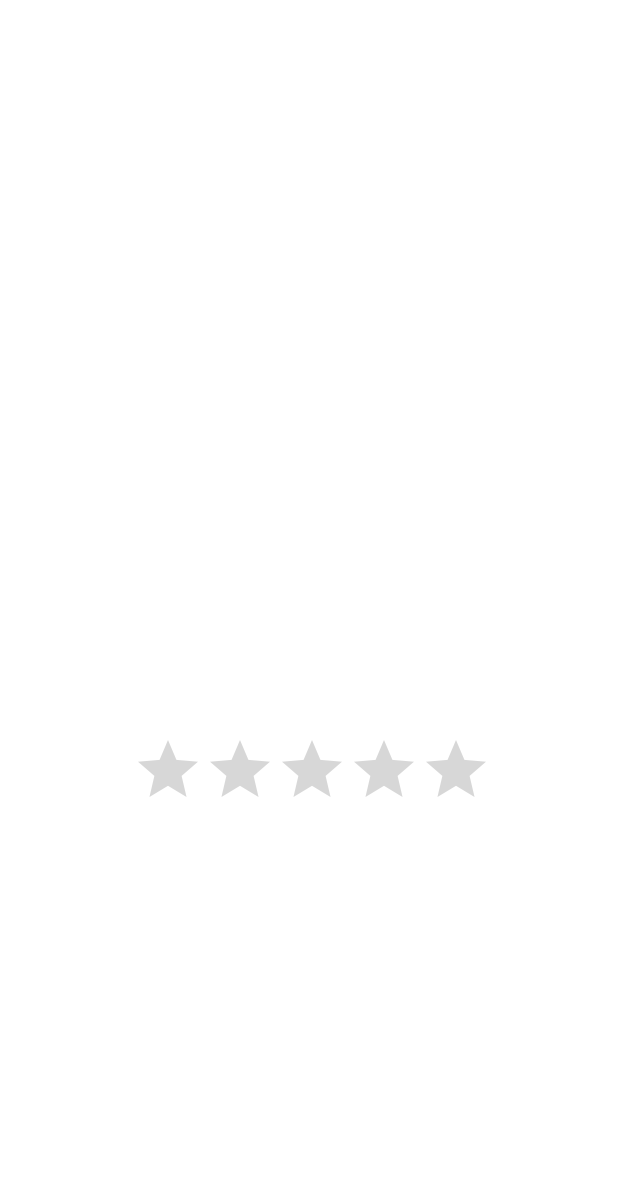
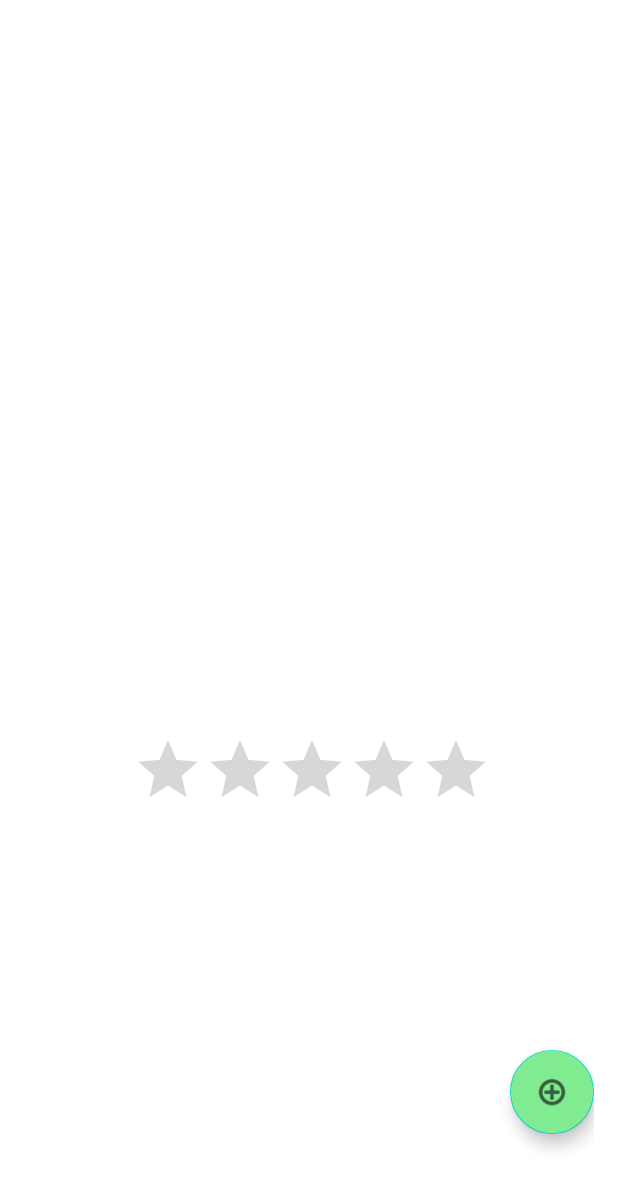
Before and after one commit to PalmaDae/AG_Project, an Android app: the layout fragment_film_info.xml on its own in the app's theme, with its tools: preview values and no code run, on a phone screen of 412 x 824 dp. Shown: the top 1189 px of the screen. Run offline under Robolectric (Android 15) with nearby library versions, the phone set to English and light mode, and no system bars.

Commit message:
Создание action button, и чутка настройки

```diff
--- a/app/src/main/java/ru/itis/myapplication/MainActivity.kt
+++ b/app/src/main/java/ru/itis/myapplication/MainActivity.kt
@@ -2,6 +2,7 @@ package ru.itis.myapplication
 
 import android.os.Bundle
 import androidx.appcompat.app.AppCompatActivity
+import ru.itis.myapplication.fragments.FeatureFilmInfoFragment
 import ru.itis.myapplication.fragments.HomeFragment
 
 class MainActivity : AppCompatActivity() {
@@ -12,7 +13,7 @@ class MainActivity : AppCompatActivity() {
 
         if (savedInstanceState == null) {
             supportFragmentManager.beginTransaction()
-                .replace(R.id.fragment_container, HomeFragment())
+                .replace(R.id.fragment_container, FeatureFilmInfoFragment())
                 .commit()
         }
     }
--- a/app/src/main/res/layout/fragment_film_info.xml
+++ b/app/src/main/res/layout/fragment_film_info.xml
@@ -1,6 +1,7 @@
 <androidx.constraintlayout.widget.ConstraintLayout
     xmlns:android="http://schemas.android.com/apk/res/android"
     xmlns:app="http://schemas.android.com/apk/res-auto"
+    xmlns:tools="http://schemas.android.com/tools"
     android:layout_width="match_parent"
     android:layout_height="match_parent"
     android:padding="16dp">
@@ -50,4 +51,21 @@
         app:layout_constraintEnd_toEndOf="parent"
         app:layout_constraintTop_toBottomOf="@id/descriptionTV" />
 
+    <com.google.android.material.floatingactionbutton.FloatingActionButton
+        android:id="@+id/floatingActionButton"
+        android:layout_width="wrap_content"
+        android:layout_height="wrap_content"
+        android:layout_marginTop="32dp"
+        android:layout_marginBottom="16dp"
+        android:backgroundTint="@color/green"
+        android:clickable="true"
+        android:contentDescription="Добавить отзыв"
+        app:layout_constraintBottom_toBottomOf="parent"
+        app:layout_constraintEnd_toEndOf="parent"
+        app:layout_constraintHorizontal_bias="1.0"
+        app:layout_constraintStart_toStartOf="parent"
+        app:layout_constraintTop_toBottomOf="@id/ratingBar"
+        app:layout_constraintVertical_bias="0.772"
+        app:srcCompat="@android:drawable/ic_menu_add" />
+
 </androidx.constraintlayout.widget.ConstraintLayout>
--- /dev/null
+++ b/app/src/main/res/layout/fragment_review.xml
@@ -0,0 +1,6 @@
+<?xml version="1.0" encoding="utf-8"?>
+<androidx.constraintlayout.widget.ConstraintLayout xmlns:android="http://schemas.android.com/apk/res/android"
+    android:layout_width="match_parent"
+    android:layout_height="match_parent">
+
+</androidx.constraintlayout.widget.ConstraintLayout>
```
Also changed, not shown: app/src/main/java/ru/itis/myapplication/fragments/FeatureFilmInfoFragment.kt (+9 -0 lines), app/src/main/java/ru/itis/myapplication/fragments/ReviewFragment.kt (added, +22 -0 lines), app/src/main/res/navigation/main_graph.xml (added, +18 -0 lines).
